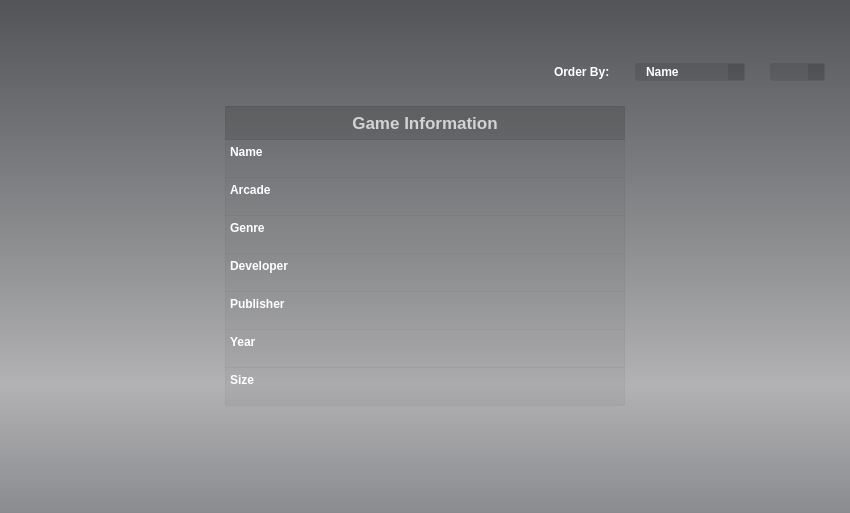
First picture: the form in forms/GameSelector.ui, repository rimsa/GameSelector, before the edit.
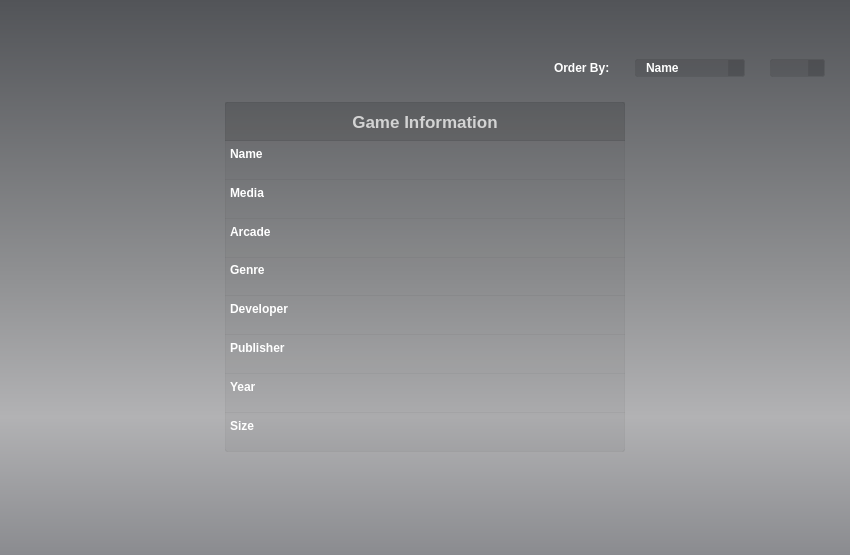
Second picture: the form after the edit. Icons and pictures are not drawn. Custom widgets are drawn as their Qt base class.

Commit message: Added new property to the games database: media (digital/disc).

```diff
--- a/forms/GameSelector.ui
+++ b/forms/GameSelector.ui
@@ -7,7 +7,7 @@
     <x>0</x>
     <y>0</y>
     <width>850</width>
-    <height>513</height>
+    <height>555</height>
    </rect>
   </property>
   <property name="windowTitle">
@@ -319,7 +319,7 @@
        <property name="minimumSize">
         <size>
          <width>400</width>
-         <height>300</height>
+         <height>350</height>
         </size>
        </property>
        <property name="styleSheet">
@@ -451,6 +451,50 @@
           </layout>
          </widget>
         </item>
+        <item>
+         <widget class="QWidget" name="mediaDesc" native="true">
+          <property name="styleSheet">
+           <string notr="true">#mediaDesc { border-bottom: 1px solid rgba(0, 0, 0, 10); }</string>
+          </property>
+          <layout class="QVBoxLayout" name="mediaLayout">
+           <property name="spacing">
+            <number>0</number>
+           </property>
+           <property name="leftMargin">
+            <number>5</number>
+           </property>
+           <property name="topMargin">
+            <number>5</number>
+           </property>
+           <property name="rightMargin">
+            <number>5</number>
+           </property>
+           <property name="bottomMargin">
+            <number>5</number>
+           </property>
+           <item>
+            <widget class="QLabel" name="mediaLabel">
+             <property name="font">
+              <font>
+               <weight>75</weight>
+               <bold>true</bold>
+              </font>
+             </property>
+             <property name="text">
+              <string>Media</string>
+             </property>
+            </widget>
+           </item>
+           <item>
+            <widget class="QLabel" name="mediaValue">
+             <property name="indent">
+              <number>20</number>
+             </property>
+            </widget>
+           </item>
+          </layout>
+         </widget>
+        </item>
         <item>
          <widget class="QWidget" name="arcadeDesc" native="true">
           <property name="styleSheet">
```
The commit also changes 175 other files.
